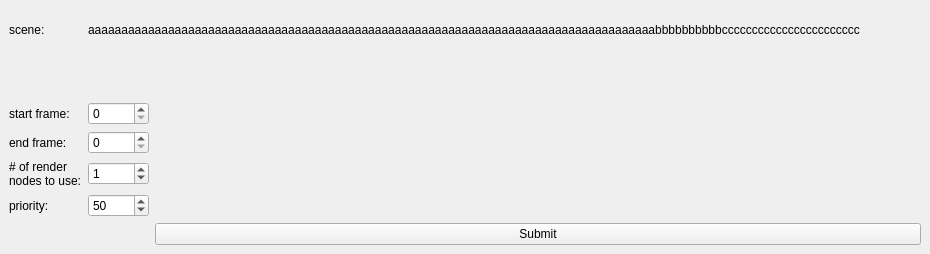
This is Ui_submitter.ui in CogswellProjectHydra/githubHydraRepo as Qt 5 draws it before an edit. The edited form follows.
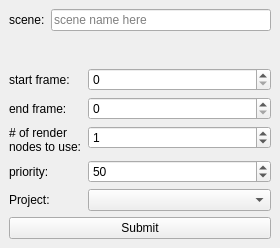
This is the edited form.

Commit message:
Project selection implemented in Submitter
Also revised the layout and composition of the submitter window.

Patch:
```diff
--- a/Ui_submitter.ui
+++ b/Ui_submitter.ui
@@ -6,154 +6,147 @@
    <rect>
     <x>0</x>
     <y>0</y>
-    <width>930</width>
-    <height>254</height>
+    <width>280</width>
+    <height>248</height>
    </rect>
   </property>
   <property name="windowTitle">
    <string>Submitter</string>
   </property>
   <widget class="QWidget" name="centralwidget">
-   <layout class="QGridLayout" name="gridLayout">
-    <item row="4" column="0">
-     <widget class="QLabel" name="label_4">
-      <property name="text">
-       <string>&lt;html&gt;&lt;head/&gt;&lt;body&gt;&lt;p&gt;# of render&lt;br/&gt;nodes to use:&lt;/p&gt;&lt;/body&gt;&lt;/html&gt;</string>
+   <layout class="QVBoxLayout" name="verticalLayout">
+    <item>
+     <layout class="QFormLayout" name="formLayout_2">
+      <property name="fieldGrowthPolicy">
+       <enum>QFormLayout::AllNonFixedFieldsGrow</enum>
       </property>
-     </widget>
+      <item row="0" column="0">
+       <widget class="QLabel" name="sceneLabel">
+        <property name="text">
+         <string>scene:</string>
+        </property>
+       </widget>
+      </item>
+      <item row="0" column="1">
+       <widget class="QLineEdit" name="sceneText">
+        <property name="text">
+         <string/>
+        </property>
+        <property name="readOnly">
+         <bool>true</bool>
+        </property>
+        <property name="placeholderText">
+         <string>scene name here</string>
+        </property>
+       </widget>
+      </item>
+     </layout>
     </item>
-    <item row="3" column="2">
-     <spacer name="horizontalSpacer_2">
-      <property name="orientation">
-       <enum>Qt::Horizontal</enum>
+    <item>
+     <layout class="QFormLayout" name="formLayout">
+      <property name="fieldGrowthPolicy">
+       <enum>QFormLayout::AllNonFixedFieldsGrow</enum>
       </property>
-      <property name="sizeHint" stdset="0">
-       <size>
-        <width>652</width>
-        <height>20</height>
-       </size>
-      </property>
-     </spacer>
+      <item row="0" column="0">
+       <widget class="QLabel" name="startFrameLabel">
+        <property name="text">
+         <string>start frame:</string>
+        </property>
+        <property name="buddy">
+         <cstring>startSpinBox</cstring>
+        </property>
+       </widget>
+      </item>
+      <item row="0" column="1">
+       <widget class="QSpinBox" name="startSpinBox">
+        <property name="maximum">
+         <number>99999</number>
+        </property>
+       </widget>
+      </item>
+      <item row="1" column="0">
+       <widget class="QLabel" name="endFrameLabel">
+        <property name="text">
+         <string>end frame:</string>
+        </property>
+        <property name="buddy">
+         <cstring>endSpinBox</cstring>
+        </property>
+       </widget>
+      </item>
+      <item row="1" column="1">
+       <widget class="QSpinBox" name="endSpinBox">
+        <property name="maximum">
+         <number>99999</number>
+        </property>
+       </widget>
+      </item>
+      <item row="2" column="0">
+       <widget class="QLabel" name="renderNodesLabel">
+        <property name="text">
+         <string>&lt;html&gt;&lt;head/&gt;&lt;body&gt;&lt;p&gt;# of render&lt;br/&gt;nodes to use:&lt;/p&gt;&lt;/body&gt;&lt;/html&gt;</string>
+        </property>
+        <property name="buddy">
+         <cstring>numJobsSpinBox</cstring>
+        </property>
+       </widget>
+      </item>
+      <item row="2" column="1">
+       <widget class="QSpinBox" name="numJobsSpinBox">
+        <property name="maximum">
+         <number>999</number>
+        </property>
+        <property name="value">
+         <number>1</number>
+        </property>
+       </widget>
+      </item>
+      <item row="3" column="0">
+       <widget class="QLabel" name="priorityLabel">
+        <property name="text">
+         <string>priority:</string>
+        </property>
+        <property name="buddy">
+         <cstring>prioritySpinBox</cstring>
+        </property>
+       </widget>
+      </item>
+      <item row="3" column="1">
+       <widget class="QSpinBox" name="prioritySpinBox">
+        <property name="value">
+         <number>50</number>
+        </property>
+       </widget>
+      </item>
+      <item row="4" column="0">
+       <widget class="QLabel" name="projectLabel">
+        <property name="text">
+         <string>Project:</string>
+        </property>
+        <property name="buddy">
+         <cstring>projectComboBox</cstring>
+        </property>
+       </widget>
+      </item>
+      <item row="4" column="1">
+       <widget class="QComboBox" name="projectComboBox">
+        <property name="minimumSize">
+         <size>
+          <width>171</width>
+          <height>22</height>
+         </size>
+        </property>
+       </widget>
+      </item>
+     </layout>
     </item>
-    <item row="3" column="1">
-     <widget class="QSpinBox" name="endSpinBox">
-      <property name="maximum">
-       <number>99999</number>
-      </property>
-     </widget>
-    </item>
-    <item row="3" column="0">
-     <widget class="QLabel" name="label_3">
-      <property name="text">
-       <string>end frame:</string>
-      </property>
-     </widget>
-    </item>
-    <item row="2" column="2">
-     <spacer name="horizontalSpacer">
-      <property name="orientation">
-       <enum>Qt::Horizontal</enum>
-      </property>
-      <property name="sizeHint" stdset="0">
-       <size>
-        <width>652</width>
-        <height>20</height>
-       </size>
-      </property>
-     </spacer>
-    </item>
-    <item row="2" column="1">
-     <widget class="QSpinBox" name="startSpinBox">
-      <property name="maximum">
-       <number>99999</number>
-      </property>
-     </widget>
-    </item>
-    <item row="2" column="0">
-     <widget class="QLabel" name="label_2">
-      <property name="text">
-       <string>start frame:</string>
-      </property>
-     </widget>
-    </item>
-    <item row="0" column="1" colspan="2">
-     <widget class="QLabel" name="sceneLabel">
-      <property name="text">
-       <string>aaaaaaaaaaaaaaaaaaaaaaaaaaaaaaaaaaaaaaaaaaaaaaaaaaaaaaaaaaaaaaaaaaaaaaaaaaaaaaaaaaaaabbbbbbbbbbccccccccccccccccccccccc</string>
-      </property>
-     </widget>
-    </item>
-    <item row="0" column="0">
-     <widget class="QLabel" name="label">
-      <property name="text">
-       <string>scene:</string>
-      </property>
-     </widget>
-    </item>
-    <item row="4" column="1">
-     <widget class="QSpinBox" name="numJobsSpinBox">
-      <property name="maximum">
-       <number>999</number>
-      </property>
-      <property name="value">
-       <number>1</number>
-      </property>
-     </widget>
-    </item>
-    <item row="4" column="2">
-     <spacer name="horizontalSpacer_3">
-      <property name="orientation">
-       <enum>Qt::Horizontal</enum>
-      </property>
-      <property name="sizeHint" stdset="0">
-       <size>
-        <width>652</width>
-        <height>20</height>
-       </size>
-      </property>
-     </spacer>
-    </item>
-    <item row="6" column="2">
+    <item>
      <widget class="QPushButton" name="submitButton">
       <property name="text">
        <string>Submit</string>
       </property>
      </widget>
     </item>
-    <item row="1" column="1" colspan="2">
-     <widget class="QLabel" name="errorLabel">
-      <property name="text">
-       <string/>
-      </property>
-     </widget>
-    </item>
-    <item row="5" column="2">
-     <spacer name="horizontalSpacer_4">
-      <property name="orientation">
-       <enum>Qt::Horizontal</enum>
-      </property>
-      <property name="sizeHint" stdset="0">
-       <size>
-        <width>40</width>
-        <height>20</height>
-       </size>
-      </property>
-     </spacer>
-    </item>
-    <item row="5" column="0">
-     <widget class="QLabel" name="label_5">
-      <property name="text">
-       <string>priority:</string>
-      </property>
-     </widget>
-    </item>
-    <item row="5" column="1">
-     <widget class="QSpinBox" name="prioritySpinBox">
-      <property name="value">
-       <number>50</number>
-      </property>
-     </widget>
-    </item>
    </layout>
   </widget>
   <widget class="QMenuBar" name="menubar">
```
Left out of the diff: 11 changed lines with no effect on the pictures. The commit also changes 5 other files.
